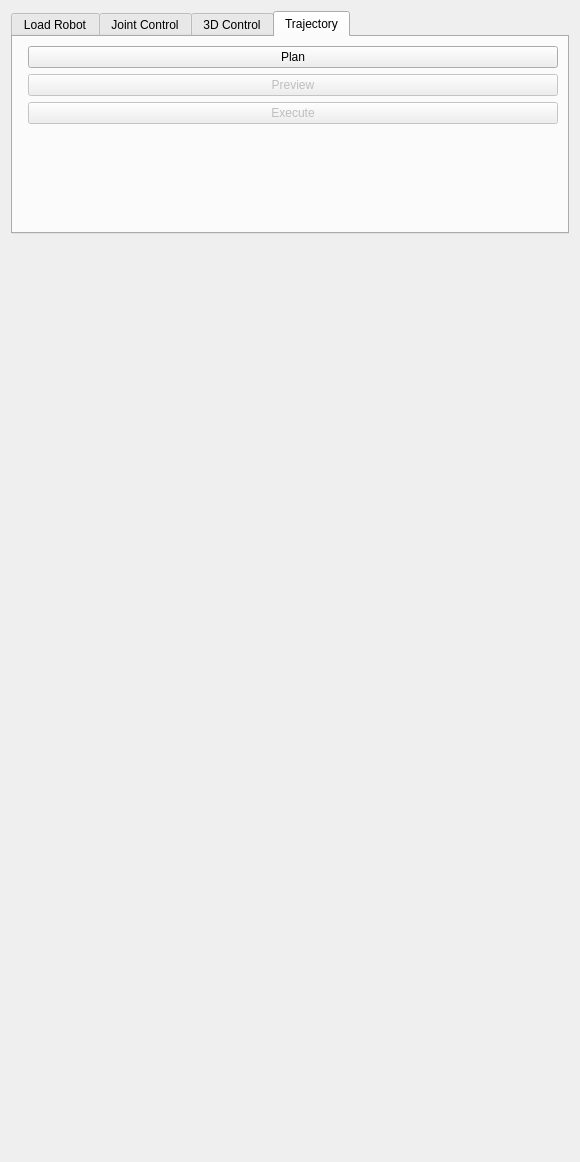
First picture: the form in ROS2MotionControl/Resources/UI/ROS2MotionControl.ui, repository rosmed/slicer_ros2_module, before the edit.
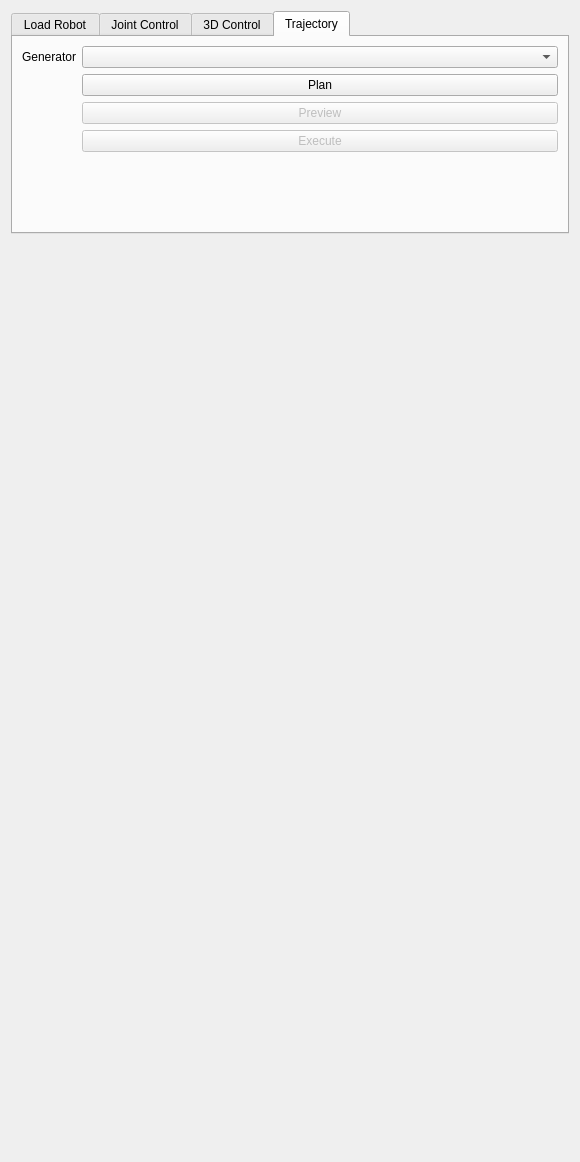
Second picture: the form after the edit. The open tabs and pages were chosen to show the change. Custom widgets are drawn as their Qt base class.

Commit message: Add TrajectoryGenerators module and integrate with ROS2MotionControl UI for trajectory planning

What changed in the file:
```diff
--- a/ROS2MotionControl/Resources/UI/ROS2MotionControl.ui
+++ b/ROS2MotionControl/Resources/UI/ROS2MotionControl.ui
@@ -299,14 +299,24 @@
        <string>Trajectory</string>
       </attribute>
       <layout class="QFormLayout" name="formLayout_5">
+       <item row="0" column="0">
+        <widget class="QLabel" name="generatorLabel">
+         <property name="text">
+          <string>Generator</string>
+         </property>
+        </widget>
+       </item>
        <item row="0" column="1">
+        <widget class="QComboBox" name="generatorComboBox"/>
+       </item>
+       <item row="1" column="1">
         <widget class="QPushButton" name="planButton">
          <property name="text">
           <string>Plan</string>
          </property>
         </widget>
        </item>
-       <item row="1" column="1">
+       <item row="2" column="1">
         <widget class="QPushButton" name="previewButton">
          <property name="enabled">
           <bool>false</bool>
@@ -316,7 +326,7 @@
          </property>
         </widget>
        </item>
-       <item row="2" column="1">
+       <item row="3" column="1">
         <widget class="QPushButton" name="executeButton">
          <property name="enabled">
           <bool>false</bool>
```
The commit also changes 3 other files.
